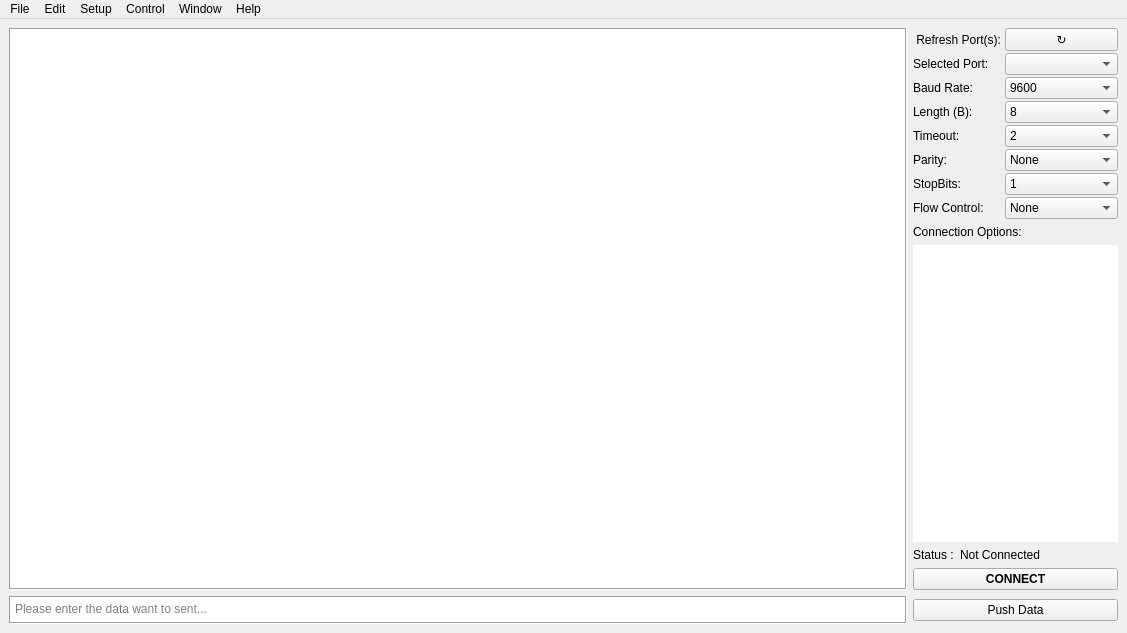
This is ui/main_window.ui in mcagriaksoy/Serial-Communication-GUI-Program as Qt 5 draws it before an edit. The edited form follows.
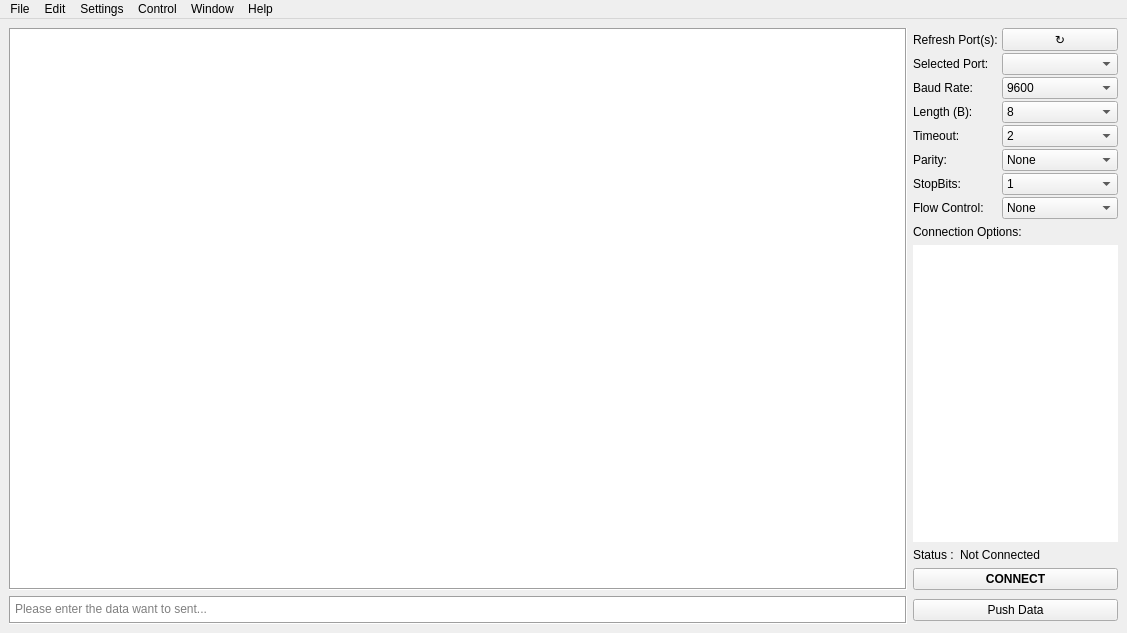
This is the edited form. Icons and pictures are not drawn.

Commit message: More UI changes in case of seperated actions

Patch:
```diff
--- a/ui/main_window.ui
+++ b/ui/main_window.ui
@@ -127,7 +127,7 @@
           <item row="0" column="0">
            <widget class="QLabel" name="label_46">
             <property name="text">
-             <string> Refresh Port(s):</string>
+             <string>Refresh Port(s):</string>
             </property>
            </widget>
           </item>
@@ -575,7 +575,7 @@
    </widget>
    <widget class="QMenu" name="menuSetup">
     <property name="title">
-     <string>Setup</string>
+     <string>Settings</string>
     </property>
    </widget>
    <widget class="QMenu" name="menuControl">
```
Left out of the diff: 43 changed lines with no effect on the pictures. The commit also changes 5 other files.
